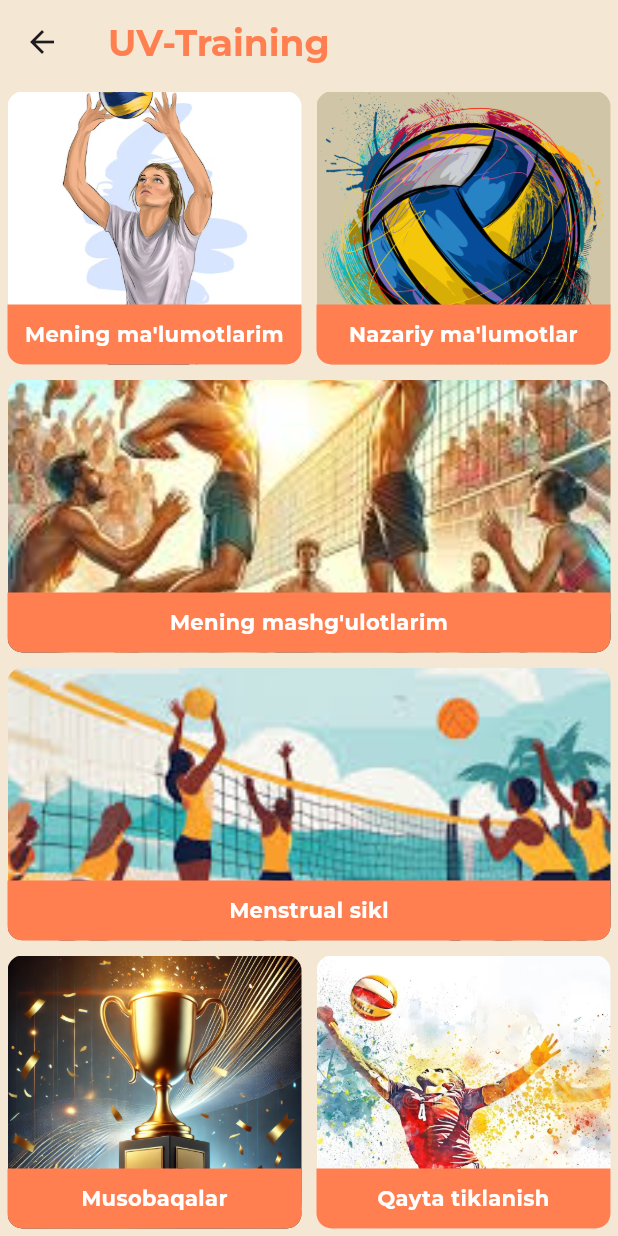
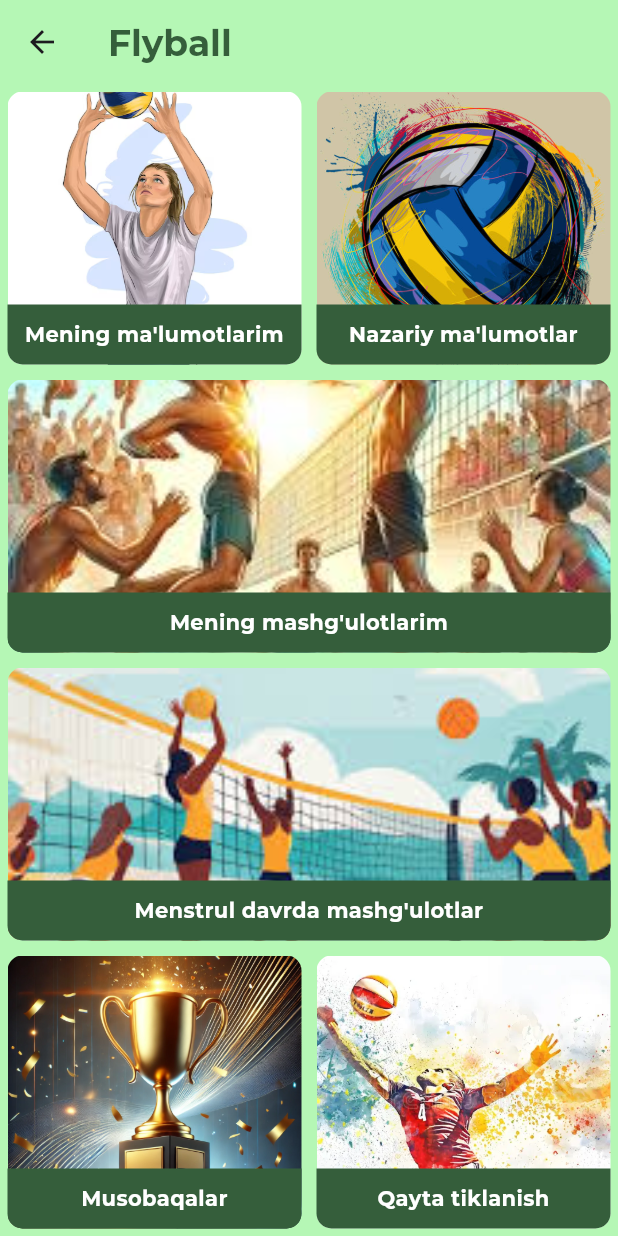
Before and after one commit to Rakhmatullo1/voleybol, a Flutter app: the HomeScreen screen opened by its route, on a phone screen of 412 x 824 dp. Run offline on Flutter 3.47's test engine with Material 3 defaults, Android fonts, the phone set to English and light mode, and no system bars; our stand-ins replace cloud_firestore, firebase_core, sqflite, syncfusion_flutter_calendar, youtube_player_flutter; missing offline and left inert: flutter_pdfview; accounts and stored records are empty.

Commit message:
changing color, adding required fields for user info

```diff
--- a/lib/screens/home/theory_page.dart
+++ b/lib/screens/home/theory_page.dart
@@ -27,6 +27,16 @@ List<Map<String, String>> data = [
     "file_path": "pdf8",
     "name": "Voleybol sport va harakatli o'yinlarni o'qitish metodikasi",
     "image_path": "assets/images/volleyball2.jpg"
+  },
+  {
+    "file_path": "pdf7",
+    "name": "Voleybol nazariyasi va uslubiyati (darslik)",
+    "image_path": "assets/images/volleyball3.jpeg"
+  },
+  {
+    "file_path": "pdf9",
+    "name": "МАССОВЫЙ ВОЛЕЙБОЛ",
+    "image_path": "assets/images/volleyball5.webp"
   }
 
 ];
--- a/lib/screens/home_screen.dart
+++ b/lib/screens/home_screen.dart
@@ -14,10 +14,10 @@ class HomeScreen extends StatefulWidget {
   State<HomeScreen> createState() => _HomeScreenState();
 }
 
-const Color backGroungColor = Color.fromRGBO(244, 231, 211, 1);
+const Color backGroungColor = Color.fromRGBO(181, 247, 181, 1);
 const Color primaryColor = Color.fromRGBO(0, 123, 255, 1);
-const Color secondaryColor = Color.fromRGBO(255, 127, 80, 1);
-const Color accentColor = Color.fromRGBO(255, 127, 80, 1);
+const Color secondaryColor = Color.fromRGBO(53, 94, 59, 1);
+const Color accentColor = Color.fromRGBO(53, 94, 59, 1);
 
 class _HomeScreenState extends State<HomeScreen> {
   @override
@@ -27,7 +27,7 @@ class _HomeScreenState extends State<HomeScreen> {
       child: Scaffold(
           appBar: AppBar(
             title: const Text(
-              'UV-Training',
+              'Flyball',
               style: TextStyle(
                   color: secondaryColor,
                   fontWeight: FontWeight.bold,
@@ -83,7 +83,7 @@ class _HomeScreenState extends State<HomeScreen> {
                           arguments: "menstrual_sikl")
                     },
                     child: const MenuCard(
-                      title: 'Menstrual sikl',
+                      title: 'Menstrul davrda mashg\'ulotlar',
                       imageName: "assets/images/volleyball3.jpeg",
                     ),
                   ),
--- a/pubspec.yaml
+++ b/pubspec.yaml
@@ -89,6 +89,8 @@ flutter:
     - assets/pdf/pdf5.pdf
     - assets/pdf/pdf6.pdf
     - assets/pdf/pdf8.pdf
+    - assets/pdf/pdf7.pdf
+    - assets/pdf/pdf9.pdf
     - assets/pdf/menstrual_sikl.pdf
     - assets/images/training.png
     - assets/images/training_one.png
```
Also changed, not shown: lib/screens/home/training_info_part_one.dart (+11 -11 lines), lib/screens/home/widgets/new_data_widget.dart (+26 -0 lines), 7 other files.
